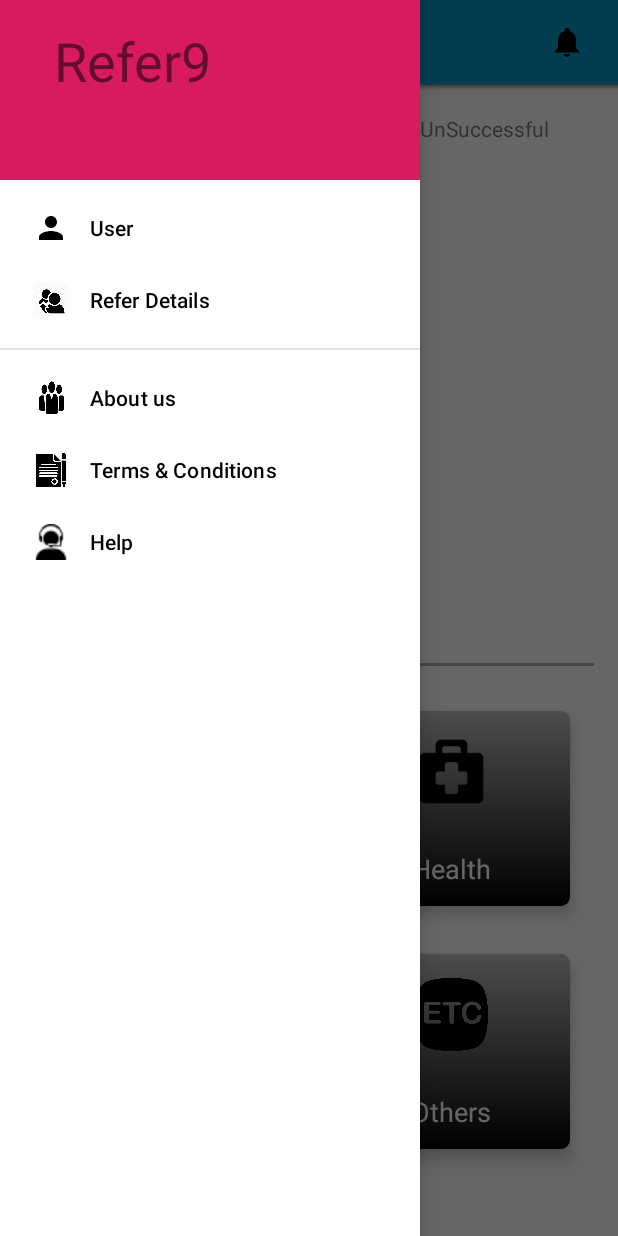
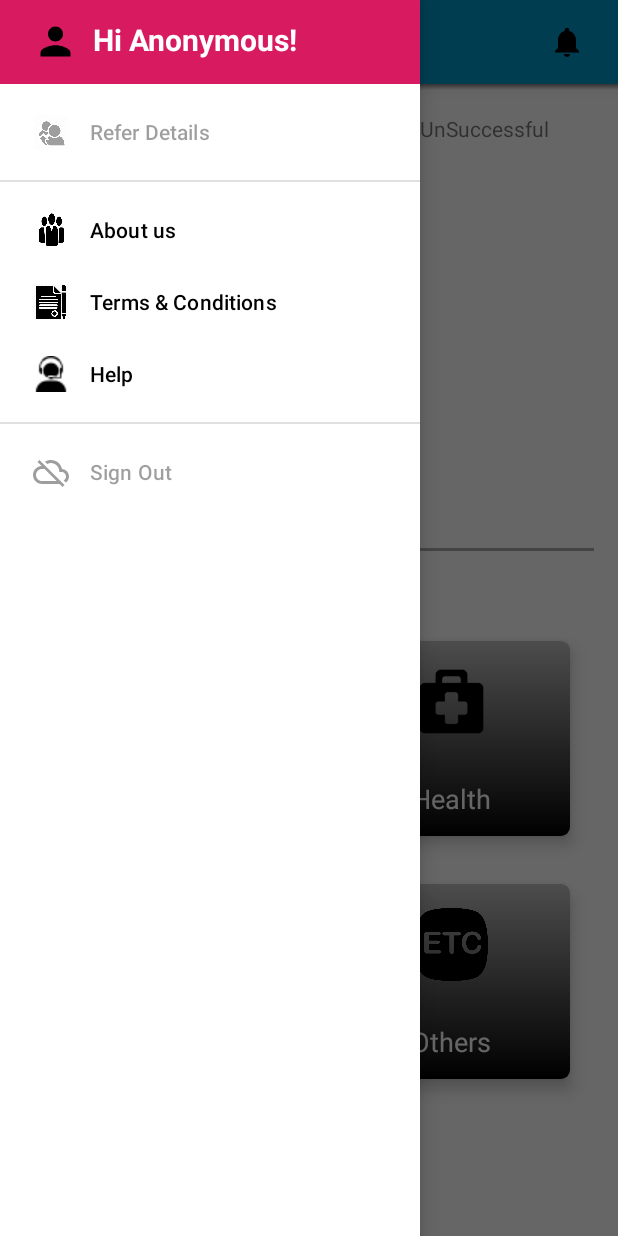
Before and after one commit to PreetamSingh11/Refer9, an Android app: the screen it shows after launch once a user with an empty profile is signed in (MainActivity), with the side drawer open, on a phone screen of 412 x 824 dp. Run offline under Robolectric (Android 15) with nearby library versions, the phone set to English and light mode, and no system bars; our stand-ins replace Firebase (no records; nobody signed in at launch, a user with empty details on screens opened directly); libraries missing offline, so code that uses them is left out: com.github.mikephil.charting; plain views replace PieChart; 33 statements that could not run were skipped.

Commit message:
Minor Fix

```diff
--- a/app/src/main/java/com/refer/android/refer9/activities/MainActivity.kt
+++ b/app/src/main/java/com/refer/android/refer9/activities/MainActivity.kt
@@ -19,48 +19,55 @@ import com.github.mikephil.charting.data.PieData
 import com.github.mikephil.charting.data.PieDataSet
 import com.github.mikephil.charting.data.PieEntry
 import com.github.mikephil.charting.formatter.PercentFormatter
+import com.google.firebase.auth.FirebaseAuth
 import com.refer.android.refer9.R
 import kotlinx.android.synthetic.main.activity_main.*
+import kotlinx.android.synthetic.main.navigation_header.view.*
+import utils.MySharedPreferences
 import utils.ToastServices
 
+
 class MainActivity : AppCompatActivity() {
-
-    private lateinit var sharedPreferences: SharedPreferences
 
     override fun onCreate(savedInstanceState: Bundle?) {
 
         super.onCreate(savedInstanceState)
         window.setFlags(WindowManager.LayoutParams.FLAG_FULLSCREEN, WindowManager.LayoutParams.FLAG_FULLSCREEN)
-        setContentView(R.layout.activity_main)
+        setContentView(com.refer.android.refer9.R.layout.activity_main)
 
         getLoginStatus()
-        setUserName()
+        setUserProfile()
 
         getPieChart()
 
-        menu_icon.setOnClickListener{
+        navigationView.getHeaderView(0).userProfile.setOnClickListener {
+            login()
+        }
+
+        menu_icon.setOnClickListener {
             drawerLayout.openDrawer(GravityCompat.START)
         }
 
         navigationView.setNavigationItemSelectedListener { menuItem ->
-            menuItem.isChecked=true
+            menuItem.isChecked = true
             drawerLayout.closeDrawers()
-            when(menuItem.itemId){
-                R.id.user->{
-                    ToastServices.sToast(this,"Profile")
-                    login()
+            when (menuItem.itemId) {
+                com.refer.android.refer9.R.id.refer_details -> {
+                    ToastServices.sToast(this, "Refer Details")
                 }
-                R.id.refer_details->{
-                    ToastServices.sToast(this,"Refer Details")
+                com.refer.android.refer9.R.id.about_us -> {
+                    ToastServices.sToast(this, "About us")
                 }
-                R.id.about_us->{
-                    ToastServices.sToast(this,"About us")
+                com.refer.android.refer9.R.id.t_and_c -> {
+                    ToastServices.sToast(this, "Terms an Conditions")
                 }
-                R.id.t_and_c->{
-                    ToastServices.sToast(this,"Terms an Conditions")
+                com.refer.android.refer9.R.id.help -> {
+                    ToastServices.sToast(this, "Help")
                 }
-                R.id.help->{
-                    ToastServices.sToast(this,"Help")
+                com.refer.android.refer9.R.id.signOut -> {
+                    FirebaseAuth.getInstance().signOut()
+                    MySharedPreferences.setPref(this, "LOGIN_STATUS", false)
+                    setUserProfile()
                 }
             }
             true
@@ -68,7 +75,7 @@ class MainActivity : AppCompatActivity() {
     }
 
     private fun getPieChart() {
-        chart.setBackgroundColor(Color.WHITE)
+        chart.setBackgroundColor(Color.TRANSPARENT)
 
         moveOffScreen()
 
@@ -98,13 +105,13 @@ class MainActivity : AppCompatActivity() {
         chart.rotationAngle = 180f
         chart.setCenterTextOffset(0F, -20F)
 
-        setData(3,100f)
+        setData(3, 100f)
 
         chart.animateY(1400, Easing.EaseInOutQuad)
 
         chart.setEntryLabelColor(Color.WHITE)
         chart.setEntryLabelTypeface(Typeface.DEFAULT)
-        chart.setEntryLabelTextSize(12f)
+        chart.setEntryLabelTextSize(16f)
     }
 
     private fun moveOffScreen() {
@@ -113,7 +120,7 @@ class MainActivity : AppCompatActivity() {
         windowManager.defaultDisplay.getMetrics(displayMetrics)
 
         val height = displayMetrics.heightPixels
-        val offset = (height * 0.3).toInt() /* percent to move */
+        val offset = (height * 0.2).toInt() /* percent to move */
 
         val rlParams = chart.layoutParams as RelativeLayout.LayoutParams
         rlParams.setMargins(16, 16, 16, -offset)
@@ -134,11 +141,11 @@ class MainActivity : AppCompatActivity() {
             values.add(PieEntry((Math.random() * range + range / 5).toFloat()))
         }
 
-        val dataSet = PieDataSet(values,"User Data")
+        val dataSet = PieDataSet(values, "User Data")
         dataSet.sliceSpace = 3f
         dataSet.selectionShift = 5f
 
-        dataSet.setColors(Color.parseColor("#00ff00"),Color.parseColor("#FFBF00"),Color.parseColor("#ff0000"))
+        dataSet.setColors(Color.parseColor("#00ff00"), Color.parseColor("#FFBF00"), Color.parseColor("#ff0000"))
 
         val data = PieData(dataSet)
         data.setValueFormatter(PercentFormatter())
@@ -151,18 +158,25 @@ class MainActivity : AppCompatActivity() {
     }
 
     private fun getLoginStatus() {
-        sharedPreferences = getSharedPreferences("myPreferences", Context.MODE_PRIVATE)
-        val loginStatus = sharedPreferences.getBoolean("LOGIN_STATUS", false)
-        val loginSkip = sharedPreferences.getBoolean("LOGIN_SKIP", false)
-        if (!loginStatus && !loginSkip) {
+        val loginStatus = MySharedPreferences.getPref(this,"LOGIN_STATUS", false)
+        val loginSkip = MySharedPreferences.getPref(this,"LOGIN_SKIP", false)
+        if (!loginStatus!! && !loginSkip!!) {
             val i = Intent(this, LoginActivity::class.java)
             startActivity(i)
         }
     }
 
-    private fun setUserName() {
-       // val userName = sharedPreferences.getString("USER_NAME", "Anonymous!")
-        //greet_text.text = userName
+    private fun setUserProfile() {
+        if (MySharedPreferences.getPref(this, "LOGIN_STATUS", false)!!) {
+            val userNameValue = MySharedPreferences.getPref(this, "USER_NAME", "Anonymous!")
+            navigationView.getHeaderView(0).userName.text = userNameValue
+            navigationView.menu.findItem(R.id.signOut).isEnabled = true
+            navigationView.menu.findItem(R.id.refer_details).isEnabled = true
+        } else{
+            navigationView.getHeaderView(0).userName.text = resources.getString(R.string.anonymous)
+            navigationView.menu.findItem(R.id.signOut).isEnabled = false
+            navigationView.menu.findItem(R.id.refer_details).isEnabled = false
+        }
     }
 
     @Suppress("UNUSED_PARAMETER")
@@ -176,6 +190,7 @@ class MainActivity : AppCompatActivity() {
         val intent = Intent(this, FinanceActivity::class.java)
         startActivity(intent)
     }
+
     @Suppress("UNUSED_PARAMETER")
     fun openHealth(view: View) {
     }
--- /dev/null
+++ b/app/src/main/res/drawable/ic_cloud_off_black_24dp.xml
@@ -0,0 +1,9 @@
+<vector xmlns:android="http://schemas.android.com/apk/res/android"
+        android:width="24dp"
+        android:height="24dp"
+        android:viewportWidth="24.0"
+        android:viewportHeight="24.0">
+    <path
+        android:fillColor="#FF000000"
+        android:pathData="M19.35,10.04C18.67,6.59 15.64,4 12,4c-1.48,0 -2.85,0.43 -4.01,1.17l1.46,1.46C10.21,6.23 11.08,6 12,6c3.04,0 5.5,2.46 5.5,5.5v0.5H19c1.66,0 3,1.34 3,3 0,1.13 -0.64,2.11 -1.56,2.62l1.45,1.45C23.16,18.16 24,16.68 24,15c0,-2.64 -2.05,-4.78 -4.65,-4.96zM3,5.27l2.75,2.74C2.56,8.15 0,10.77 0,14c0,3.31 2.69,6 6,6h11.73l2,2L21,20.73 4.27,4 3,5.27zM7.73,10l8,8H6c-2.21,0 -4,-1.79 -4,-4s1.79,-4 4,-4h1.73z"/>
+</vector>
--- a/app/src/main/res/layout/activity_login.xml
+++ b/app/src/main/res/layout/activity_login.xml
@@ -60,7 +60,7 @@
                     style="@style/TextInputLayout_style">
 
                 <AutoCompleteTextView
-                        android:id="@+id/email"
+                        android:id="@+id/login_email"
                         style="@style/AutoCompleteTextView_style"
                         android:hint="@string/prompt_email"
                         android:inputType="textEmailAddress"/>
--- a/app/src/main/res/layout/activity_main.xml
+++ b/app/src/main/res/layout/activity_main.xml
@@ -55,12 +55,13 @@
         <LinearLayout
                 android:layout_width="match_parent"
                 android:layout_height="match_parent"
+                android:weightSum="10"
                 android:orientation="vertical">
 
             <LinearLayout
                     android:layout_width="match_parent"
                     android:layout_height="0dp"
-                    android:layout_weight="1"
+                    android:layout_weight="4"
                     android:orientation="vertical">
 
                 <LinearLayout
@@ -110,7 +111,7 @@
             <RelativeLayout
                     android:layout_width="match_parent"
                     android:layout_height="0dp"
-                    android:layout_weight="1">
+                    android:layout_weight="6">
 
                 <View
                         android:layout_width="match_parent"
@@ -211,7 +212,7 @@
             android:id="@+id/navigationView"
             android:layout_width="wrap_content"
             android:layout_height="match_parent"
-            android:layout_gravity="start|left"
+            android:layout_gravity="start"
             android:fitsSystemWindows="true"
             app:headerLayout="@layout/navigation_header"
             app:menu="@menu/navigation_items"/>
--- a/app/src/main/res/layout/navigation_header.xml
+++ b/app/src/main/res/layout/navigation_header.xml
@@ -1,18 +1,28 @@
 <?xml version="1.0" encoding="utf-8"?>
 <RelativeLayout
         xmlns:android="http://schemas.android.com/apk/res/android"
-        android:orientation="vertical"
-        android:paddingStart="36dp"
-        android:paddingEnd="16dp"
+        android:id="@+id/userProfile"
         android:background="@color/colorAccent"
+        android:gravity="center_vertical"
         android:layout_width="match_parent"
-        android:layout_height="120dp">
+        android:layout_height="?attr/actionBarSize">
+
+    <ImageView
+            android:id="@+id/userIcon"
+            android:src="@drawable/ic_person_black_24dp"
+            android:layout_marginStart="22dp"
+            android:layout_width="30dp"
+            android:layout_height="30dp"
+            android:contentDescription="@string/user_Icon"/>
 
     <TextView
-            android:id="@+id/header_title_text"
-            android:text="@string/nav_header_title"
-            android:textSize="36sp"
-            android:layout_marginTop="16dp"
+            android:id="@+id/userName"
+            android:textColor="@android:color/white"
+            android:textSize="20sp"
+            android:gravity="center_vertical"
+            android:textStyle="bold"
+            android:layout_marginStart="10dp"
+            android:layout_toEndOf="@id/userIcon"
             android:layout_width="wrap_content"
             android:layout_height="wrap_content"/>
 
--- a/app/src/main/res/menu/navigation_items.xml
+++ b/app/src/main/res/menu/navigation_items.xml
@@ -4,11 +4,6 @@
         xmlns:android="http://schemas.android.com/apk/res/android">
     <group android:checkableBehavior="single"
             android:id="@+id/group1">
-        <item
-                android:id="@+id/user"
-                android:icon="@drawable/ic_person_black_24dp"
-                android:title="@string/user"
-                app:showAsAction="ifRoom"/>
         <item
                 android:id="@+id/refer_details"
                 android:icon="@drawable/refer_icon"
@@ -32,4 +27,13 @@
                 android:title="@string/help_title"
                 app:showAsAction="ifRoom"/>
     </group>
+    <group
+        android:checkableBehavior="single"
+        android:id="@+id/group3">
+        <item
+                android:id="@+id/signOut"
+                android:icon="@drawable/ic_cloud_off_black_24dp"
+                android:title="@string/signOut_title"
+                app:showAsAction="ifRoom"/>
+    </group>
 </menu>
--- a/app/src/main/res/values/strings.xml
+++ b/app/src/main/res/values/strings.xml
@@ -71,5 +71,8 @@
     <string name="about_us_title">About us</string>
     <string name="terms_and_conditions_title">Terms &amp; Conditions</string>
     <string name="help_title">Help</string>
+    <string name="signOut_title">Sign Out</string>
+    <string name="user_Icon">User Image or Icon</string>
+    <string name="anonymous">Hi Anonymous!</string>
 
 </resources>
--- a/app/src/main/res/values/styles.xml
+++ b/app/src/main/res/values/styles.xml
@@ -29,6 +29,7 @@
     <style name="GridLayout_style">
         <item name="android:layout_width">match_parent</item>
         <item name="android:layout_height">match_parent</item>
+        <item name="android:layout_marginTop">30dp</item>
         <item name="android:padding">16dp</item>
         <item name="android:alignmentMode">alignBounds</item>
         <item name="android:rowOrderPreserved">false</item>
```
Also changed, not shown: app/src/main/java/com/refer/android/refer9/activities/LoginActivity.kt (+13 -21 lines), app/src/main/java/utils/MySharedPreferences.kt (added, +41 -0 lines).
